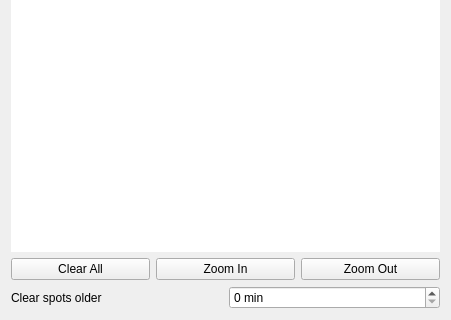
Qt form ui/BandmapWidget.ui (k5mcd/QLog) before a commit; both pictures show x 0 to 451 and y 342 to 662 of the 451 by 662 pixel window.
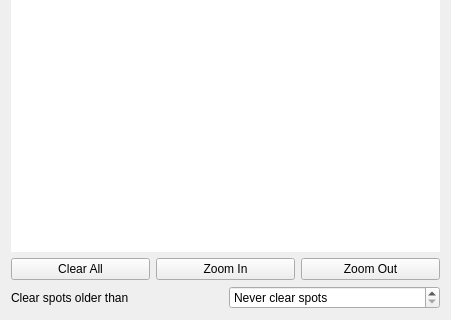
The same form after that commit. Icons and pictures are not drawn.

Commit message: BandMap: Changed text for Clear Interval == 0

Patch:
```diff
--- a/ui/BandmapWidget.ui
+++ b/ui/BandmapWidget.ui
@@ -144,20 +144,20 @@
      <item>
       <widget class="QLabel" name="clearSpotOlderLabel">
        <property name="text">
-        <string>Clear spots older</string>
+        <string>Clear spots older than</string>
        </property>
       </widget>
      </item>
      <item>
       <widget class="QSpinBox" name="clearSpotOlderSpin">
        <property name="toolTip">
-        <string>0 means never</string>
-       </property>
-       <property name="specialValueText">
         <string/>
        </property>
+       <property name="specialValueText">
+        <string>Never clear spots</string>
+       </property>
        <property name="suffix">
-        <string> min</string>
+        <string> min(s)</string>
        </property>
        <property name="maximum">
         <number>9999</number>
```
The commit also changes 1 other file.
